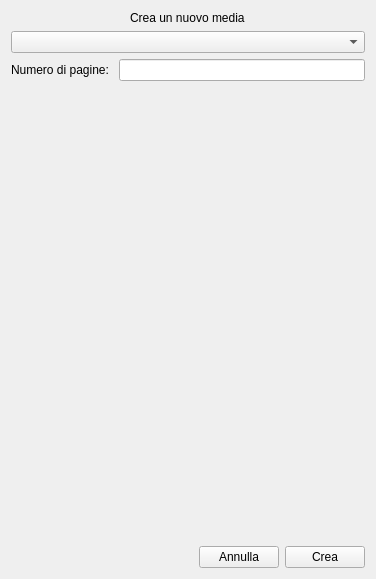
Before: the Qt Designer form createmediadialog.ui in BigBuckBunny12/Progetto-PAO, drawn with Qt 5.
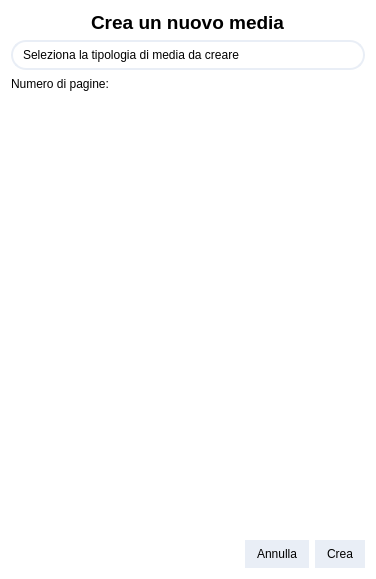
After: the same form once the commit is applied. Icons and pictures are not drawn.

The edit to the form file:
```diff
--- a/createmediadialog.ui
+++ b/createmediadialog.ui
@@ -16,6 +16,9 @@
   <property name="layoutDirection">
    <enum>Qt::LayoutDirection::LeftToRight</enum>
   </property>
+  <property name="styleSheet">
+   <string notr="true">background-color: transparent;</string>
+  </property>
   <layout class="QVBoxLayout" name="verticalLayout" stretch="1,1,15,2">
    <item>
     <layout class="QHBoxLayout" name="horizontalLayout" stretch="0">
@@ -36,9 +39,18 @@
          <verstretch>0</verstretch>
         </sizepolicy>
        </property>
+       <property name="font">
+        <font>
+         <pointsize>14</pointsize>
+         <bold>true</bold>
+        </font>
+       </property>
        <property name="layoutDirection">
         <enum>Qt::LayoutDirection::LeftToRight</enum>
        </property>
+       <property name="styleSheet">
+        <string notr="true">color: rgb(0, 0, 0);</string>
+       </property>
        <property name="text">
         <string>Crea un nuovo media</string>
        </property>
@@ -54,6 +66,83 @@
    </item>
    <item>
     <widget class="QComboBox" name="mediaDropdown">
+     <property name="styleSheet">
+      <string notr="true">/* QComboBox base */
+QComboBox {
+    color: rgb(0, 0, 0);
+    background-color: transparent;
+    border-radius: 15px;
+    border: 2px solid rgb(233, 238, 246);
+    padding: 5px 10px;
+}
+
+/* Hover */
+QComboBox:hover {
+    border: 2px solid rgb(220, 220, 220);
+    background-color: rgb(250, 250, 250);
+}
+
+/* Premuto (quando apro il menu) */
+QComboBox:pressed,
+QComboBox::drop-down:pressed {
+    border: 2px solid rgb(150, 150, 150);
+    background-color: transparent;
+    border-bottom-left-radius: 0px;
+    border-bottom-right-radius: 0px;
+}
+
+QComboBox:on,
+QComboBox:!editable:on {
+    background-color: transparent;
+	border-bottom-left-radius: 0px;
+    border-bottom-right-radius: 0px;
+}
+
+/* Focus */
+QComboBox:focus {
+    outline: none;
+}
+
+/* Drop-down (freccia) */
+QComboBox::drop-down {
+    subcontrol-origin: padding;
+    subcontrol-position: top right;
+    width: 20px;
+    border: none;
+    background: transparent;
+}
+
+QComboBox::down-arrow {
+    image: url(:/resources/img/dropdown_arrow.png); /* tua icona */
+    width: 16px;
+    height: 16px;
+    margin-right: 12px;
+}
+
+/* Popup del QComboBox */
+QComboBox QAbstractItemView,
+QComboBox QListView {
+    border: 1px solid rgb(220, 220, 220);
+    border-bottom-left-radius: 5px;
+    border-bottom-right-radius: 5px;
+    background-color: rgb(255, 255, 255); /* stesso colore del parent */
+    outline: 0;
+}
+
+/* Singoli item nel menu */
+QComboBox QAbstractItemView::item,
+QComboBox QListView::item {
+    padding: 6px 10px;
+}
+
+/* Item selezionato (hover o selezione) */
+QComboBox QAbstractItemView::item:selected,
+QComboBox QListView::item:selected {
+    background: rgb(233, 238, 246);
+    color: rgb(0, 0, 0);
+}
+</string>
+     </property>
      <property name="maxVisibleItems">
       <number>10</number>
      </property>
@@ -72,7 +161,11 @@
       </widget>
      </item>
      <item row="0" column="1">
-      <widget class="QLineEdit" name="lineEdit"/>
+      <widget class="QLineEdit" name="lineEdit">
+       <property name="styleSheet">
+        <string notr="true">border-radius: 5px</string>
+       </property>
+      </widget>
      </item>
     </layout>
    </item>
@@ -93,6 +186,30 @@
      </item>
      <item>
       <widget class="QPushButton" name="CancelButton">
+       <property name="styleSheet">
+        <string notr="true">QPushButton {
+    color: rgb(0, 0, 0);
+    background-color: rgb(233, 238, 246);
+    border-radius: 15px;
+    border: 2px solid rgb(233, 238, 246);
+    padding: 5px 10px;
+}
+
+QPushButton:hover {
+    border: 2px solid rgb(220, 220, 220);
+    background-color: rgb(250, 250, 250);
+}
+
+QPushButton:pressed {
+    border: 2px solid rgb(150, 150, 150);
+    background-color: rgb(230, 230, 230);
+}
+
+QPushButton:focus {
+    outline: none;
+}
+</string>
+       </property>
        <property name="text">
         <string>Annulla</string>
        </property>
@@ -100,6 +217,30 @@
      </item>
      <item>
       <widget class="QPushButton" name="ConfirmButton">
+       <property name="styleSheet">
+        <string notr="true">QPushButton {
+    color: rgb(0, 0, 0);
+    background-color: rgb(233, 238, 246);
+    border-radius: 15px;
+    border: 2px solid rgb(233, 238, 246);
+    padding: 5px 10px;
+}
+
+QPushButton:hover {
+    border: 2px solid rgb(220, 220, 220);
+    background-color: rgb(250, 250, 250);
+}
+
+QPushButton:pressed {
+    border: 2px solid rgb(150, 150, 150);
+    background-color: rgb(230, 230, 230);
+}
+
+QPushButton:focus {
+    outline: none;
+}
+</string>
+       </property>
        <property name="text">
         <string>Crea</string>
        </property>
```
